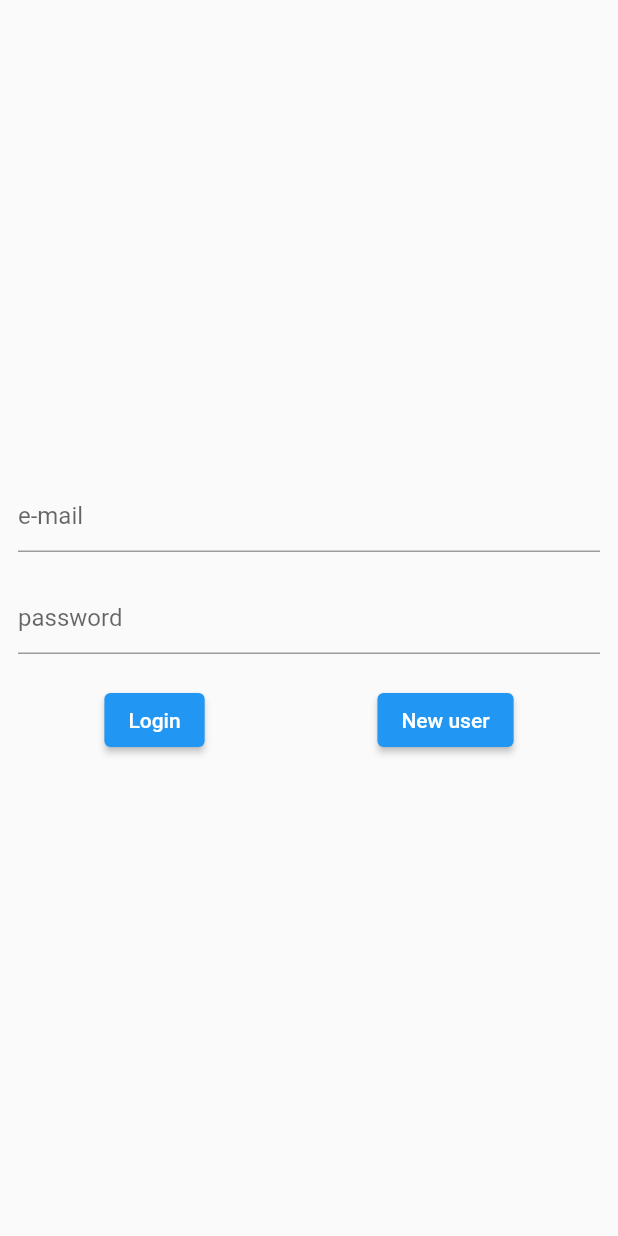
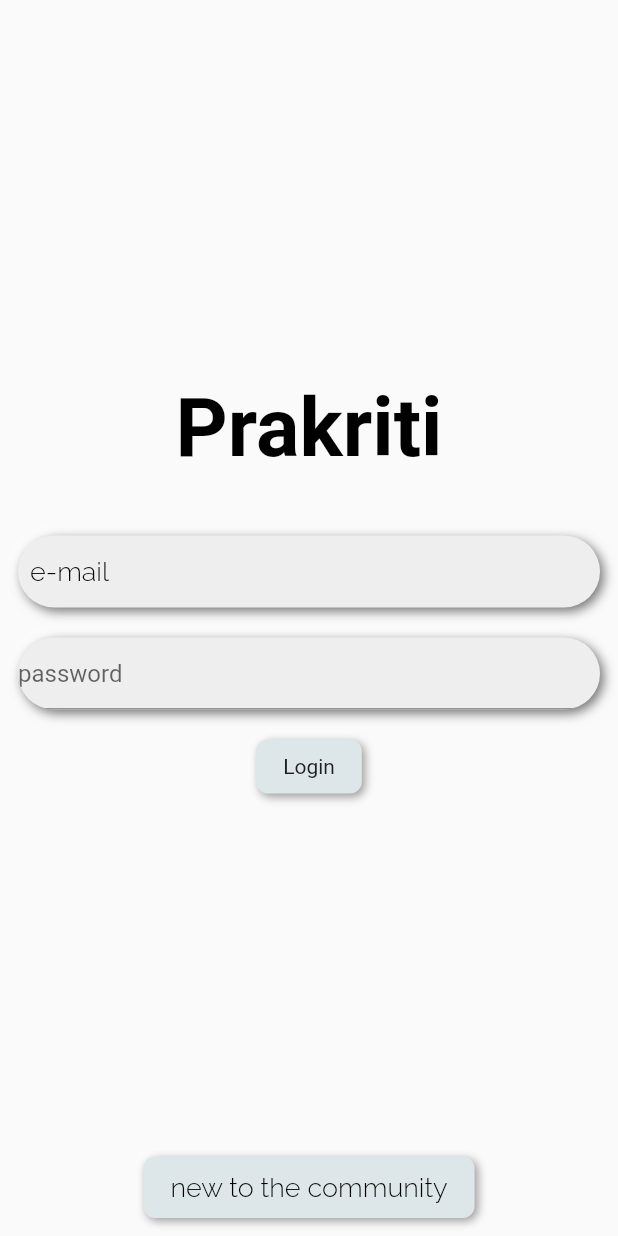
Before and after one commit to LambdaIITH/prakriti-app, a Flutter app: the screen it shows after launch, on a phone screen of 412 x 824 dp. Run offline on Flutter 3.47's test engine with Material 2 defaults, Android fonts, the phone set to English and light mode, and no system bars; drawn by our look-alikes of flutter_neumorphic; our stand-ins replace cloud_firestore, firebase_auth, firebase_core, firebase_storage, google_fonts, image_picker and 2 more; missing offline and left inert: dart:ffi; accounts and stored records are empty.

Commit message:
changed auth page ui and description page title, fix auth error

```diff
--- a/lib/pages/auth_page.dart
+++ b/lib/pages/auth_page.dart
@@ -1,6 +1,10 @@
+import 'dart:ffi';
+
 import 'package:cloud_firestore/cloud_firestore.dart';
 import 'package:flutter/material.dart';
+import 'package:flutter_neumorphic/flutter_neumorphic.dart';
 import 'package:prakriti_app/providers/auth_provider.dart';
+import 'package:prakriti_app/theme_data.dart';
 
 class AuthPage extends StatefulWidget {
   const AuthPage({super.key});
@@ -25,9 +29,15 @@ class _AuthPageState extends State<AuthPage> {
       email: email,
       passwd: passwd,
     )
-        .then(
-          (value) =>
-              FirebaseFirestore.instance.collection("users").doc(email).set(
+        .onError((error, stackTrace) {
+      final snackBar = SnackBar(
+        content: Text(
+          error.toString(),
+        ),
+      );
+      ScaffoldMessenger.of(context).showSnackBar(snackBar);
+    }).then(
+      (value) => FirebaseFirestore.instance.collection("users").doc(email).set(
         {
           "role": "user",
         },
@@ -39,10 +49,19 @@ class _AuthPageState extends State<AuthPage> {
     required String email,
     required String passwd,
   }) async {
-    AuthProvider().signInWithEmailAndPassword(
+    AuthProvider()
+        .signInWithEmailAndPassword(
       email: email,
       passwd: passwd,
+    )
+        .onError((error, stackTrace) {
+      final snackBar = SnackBar(
+        content: Text(
+          error.toString(),
+        ),
       );
+      ScaffoldMessenger.of(context).showSnackBar(snackBar);
+    });
   }
 
   @override
@@ -59,8 +78,32 @@ class _AuthPageState extends State<AuthPage> {
               child: Column(
                 mainAxisAlignment: MainAxisAlignment.center,
                 children: [
-                  TextFormField(
-                    decoration: const InputDecoration(
+                  const Spacer(),
+                  Text(
+                    "Prakriti",
+                    style: titleFontStyle,
+                  ),
+                  const SizedBox(
+                    height: 40,
+                  ),
+                  Neumorphic(
+                    style: NeumorphicStyle(
+                      shape: NeumorphicShape.flat,
+                      boxShape: NeumorphicBoxShape.roundRect(
+                        BorderRadius.circular(24),
+                      ),
+                      depth: 5,
+                      intensity: 1,
+                      lightSource: LightSource.topLeft,
+                      color: Colors.grey[200],
+                    ),
+                    child: TextFormField(
+                      cursorColor: Colors.black87,
+                      style: regularTextFontStyle,
+                      decoration: InputDecoration(
+                        contentPadding: const EdgeInsets.all(8),
+                        hintStyle: regularTextFontStyle,
+                        border: InputBorder.none,
                         hintText: "e-mail",
                       ),
                       validator: (value) {
@@ -71,10 +114,24 @@ class _AuthPageState extends State<AuthPage> {
                       },
                       onSaved: (newValue) => email = newValue!,
                     ),
+                  ),
                   const SizedBox(
                     height: 20,
                   ),
-                  TextFormField(
+                  Neumorphic(
+                    style: NeumorphicStyle(
+                      shape: NeumorphicShape.flat,
+                      boxShape: NeumorphicBoxShape.roundRect(
+                        BorderRadius.circular(24),
+                      ),
+                      depth: 5,
+                      intensity: 1,
+                      lightSource: LightSource.topLeft,
+                      color: Colors.grey[200],
+                    ),
+                    child: TextFormField(
+                      obscureText: true,
+                      cursorColor: Colors.black87,
                       decoration: const InputDecoration(
                         hintText: "password",
                       ),
@@ -86,8 +143,11 @@ class _AuthPageState extends State<AuthPage> {
                       },
                       onSaved: (newValue) => passwd = newValue!,
                     ),
+                  ),
                   if (newUser)
                     TextFormField(
+                      obscureText: true,
+                      cursorColor: Colors.black87,
                       decoration: const InputDecoration(
                         hintText: "confirm password",
                       ),
@@ -101,10 +161,7 @@ class _AuthPageState extends State<AuthPage> {
                   const SizedBox(
                     height: 20,
                   ),
-                  Row(
-                    mainAxisAlignment: MainAxisAlignment.spaceAround,
-                    children: [
-                      ElevatedButton(
+                  NeumorphicButton(
                     onPressed: () {
                       if (_formKey.currentState!.validate()) {
                         _formKey.currentState!.save();
@@ -123,18 +180,23 @@ class _AuthPageState extends State<AuthPage> {
                     },
                     child: Text((!newUser) ? "Login" : "SignUp"),
                   ),
-                      ElevatedButton(
+                  const Spacer(),
+                  NeumorphicButton(
                     onPressed: () {
                       setState(() {
                         newUser = !newUser;
                       });
                     },
                     child: (!newUser)
-                            ? const Text("New user")
-                            : const Text("back"),
+                        ? Text(
+                            "new to the community",
+                            style: regularTextFontStyle,
                           )
-                    ],
-                  )
+                        : Text(
+                            "back to login",
+                            style: regularTextFontStyle,
+                          ),
+                  ),
                 ],
               ),
             ),
--- a/lib/pages/description_page.dart
+++ b/lib/pages/description_page.dart
@@ -73,7 +73,7 @@ class _DescriptionPageState extends State<DescriptionPage> {
           width: double.infinity,
           child: Text(
             "Descritpion",
-            style: titleFontStyle,
+            style: subtitleFontStyle,
             textAlign: TextAlign.center,
           ),
         ),
--- a/lib/pages/home_page.dart
+++ b/lib/pages/home_page.dart
@@ -36,23 +36,19 @@ class _HomePageState extends State<HomePage> {
   void initState() {
     // TODO: implement initState
     super.initState();
-    // print("data :}");
-
     String? email = AuthProvider().currentUser?.email;
     /**********************
      * Admin Details here *
      **********************/
     if (email == "ep20btech11025@iith.ac.in") {
       print("WELCOME ADMIN");
-      Provider.of<AuthProvider>(context,listen: false).isAdmin = true;
+      Provider.of<AuthProvider>(
+        context,
+        listen: false,
+      ).isAdmin = true;
     }
   }
 
-  @override
-  void didChangeDependencies() {
-    // TODO: implement didChangeDependencies
-    super.didChangeDependencies();
-  }
 
   @override
   Widget build(BuildContext context) {
```
Lines whose indentation alone changed are shown as unchanged.
